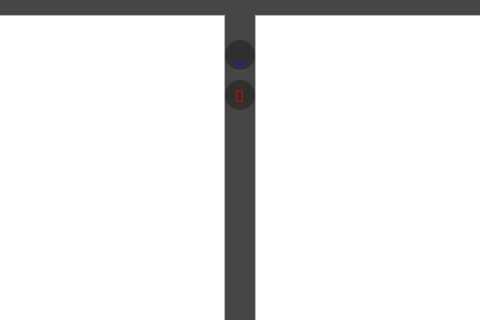
Seoilyoung/Blue-Note, file Gui/Screen.ui: the form before one commit; both pictures show x 170 to 650 and y 0 to 320 of the 1280 by 740 pixel window.
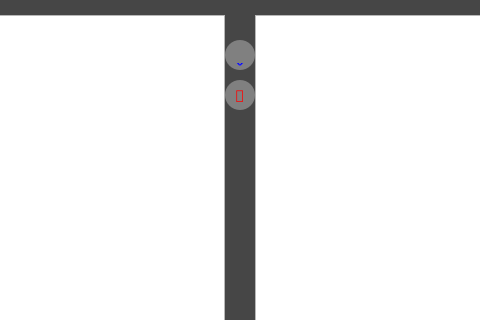
The form after the commit. Icons and pictures are not drawn.

What changed in the file:
```diff
--- a/Gui/Screen.ui
+++ b/Gui/Screen.ui
@@ -490,7 +490,7 @@
        </property>
        <property name="styleSheet">
         <string notr="true">QPushButton{
-	background-color: rgba(0,0,0,80);
+	background-color: rgba(255,255,255,80);
 	color:rgba(0,0,255,240);
 	border-radius:15px;
 }
@@ -526,7 +526,7 @@
        </property>
        <property name="styleSheet">
         <string notr="true">QPushButton{
-	background-color: rgba(0,0,0,80);
+	background-color: rgba(255,255,255,80);
 	color:rgba(255,0,0,240);
 	border-radius:15px;
 }
```
Left out of the diff: 7 changed lines with no effect on the pictures.
